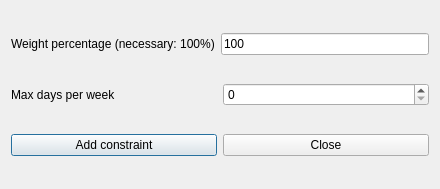
This is fet/src/interface/addconstraintteachersmaxrealdaysperweekform_template.ui in vonmecheln/fet as Qt 5 draws it before an edit. The edited form follows.
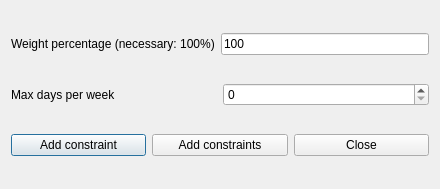
This is the edited form.

What changed in the file:
```diff
--- a/fet/src/interface/addconstraintteachersmaxrealdaysperweekform_template.ui
+++ b/fet/src/interface/addconstraintteachersmaxrealdaysperweekform_template.ui
@@ -73,6 +73,13 @@
        </property>
       </widget>
      </item>
+     <item>
+      <widget class="QPushButton" name="addConstraintsPushButton">
+       <property name="text">
+        <string>Add constraints</string>
+       </property>
+      </widget>
+     </item>
      <item>
       <widget class="QPushButton" name="closePushButton">
        <property name="text">
```
